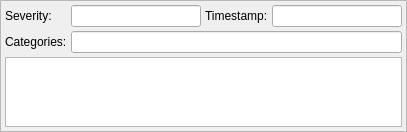
This is src/blackgui/statusmessageform.ui in swift-project/pilotclient as Qt 5 draws it before an edit. The edited form follows.
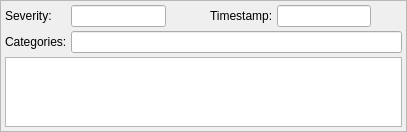
This is the edited form. Icons and pictures are not drawn.

```diff
--- a/src/blackgui/statusmessageform.ui
+++ b/src/blackgui/statusmessageform.ui
@@ -35,15 +35,28 @@
    <property name="spacing">
     <number>4</number>
    </property>
-   <item row="0" column="3">
-    <widget class="QLineEdit" name="le_Severity">
-     <property name="readOnly">
-      <bool>true</bool>
+   <item row="2" column="1" colspan="2">
+    <widget class="QLabel" name="lbl_Categories">
+     <property name="text">
+      <string>Categories:</string>
      </property>
     </widget>
    </item>
-   <item row="3" column="1" colspan="5">
-    <widget class="QPlainTextEdit" name="te_Message">
+   <item row="0" column="6">
+    <widget class="QLabel" name="lbl_Timestamp">
+     <property name="text">
+      <string>Timestamp:</string>
+     </property>
+    </widget>
+   </item>
+   <item row="0" column="7">
+    <widget class="QLineEdit" name="le_Timestamp">
+     <property name="maximumSize">
+      <size>
+       <width>200</width>
+       <height>16777215</height>
+      </size>
+     </property>
      <property name="readOnly">
       <bool>true</bool>
      </property>
@@ -56,14 +69,34 @@
      </property>
     </widget>
    </item>
-   <item row="2" column="3" colspan="3">
+   <item row="2" column="3" colspan="6">
     <widget class="QLineEdit" name="le_Categories">
      <property name="readOnly">
       <bool>true</bool>
      </property>
     </widget>
    </item>
-   <item row="0" column="2">
+   <item row="0" column="3">
+    <widget class="QLineEdit" name="le_Severity">
+     <property name="maximumSize">
+      <size>
+       <width>200</width>
+       <height>16777215</height>
+      </size>
+     </property>
+     <property name="readOnly">
+      <bool>true</bool>
+     </property>
+    </widget>
+   </item>
+   <item row="3" column="1" colspan="8">
+    <widget class="QPlainTextEdit" name="te_Message">
+     <property name="readOnly">
+      <bool>true</bool>
+     </property>
+    </widget>
+   </item>
+   <item row="0" column="4">
     <widget class="QLabel" name="lbl_SeverityIcon">
      <property name="text">
       <string/>
@@ -73,26 +106,34 @@
      </property>
     </widget>
    </item>
-   <item row="0" column="4">
-    <widget class="QLabel" name="label">
-     <property name="text">
-      <string>Timestamp:</string>
+   <item row="0" column="8">
+    <spacer name="hs_Top2">
+     <property name="orientation">
+      <enum>Qt::Horizontal</enum>
      </property>
-    </widget>
+     <property name="sizeHint" stdset="0">
+      <size>
+       <width>40</width>
+       <height>20</height>
+      </size>
+     </property>
+    </spacer>
    </item>
    <item row="0" column="5">
-    <widget class="QLineEdit" name="le_Timestamp">
-     <property name="readOnly">
-      <bool>true</bool>
+    <spacer name="hs_Top1">
+     <property name="orientation">
+      <enum>Qt::Horizontal</enum>
      </property>
-    </widget>
-   </item>
-   <item row="2" column="1" colspan="2">
-    <widget class="QLabel" name="lbl_Categories">
-     <property name="text">
-      <string>Categories:</string>
+     <property name="sizeType">
+      <enum>QSizePolicy::Fixed</enum>
      </property>
-    </widget>
+     <property name="sizeHint" stdset="0">
+      <size>
+       <width>25</width>
+       <height>20</height>
+      </size>
+     </property>
+    </spacer>
    </item>
   </layout>
  </widget>
```
